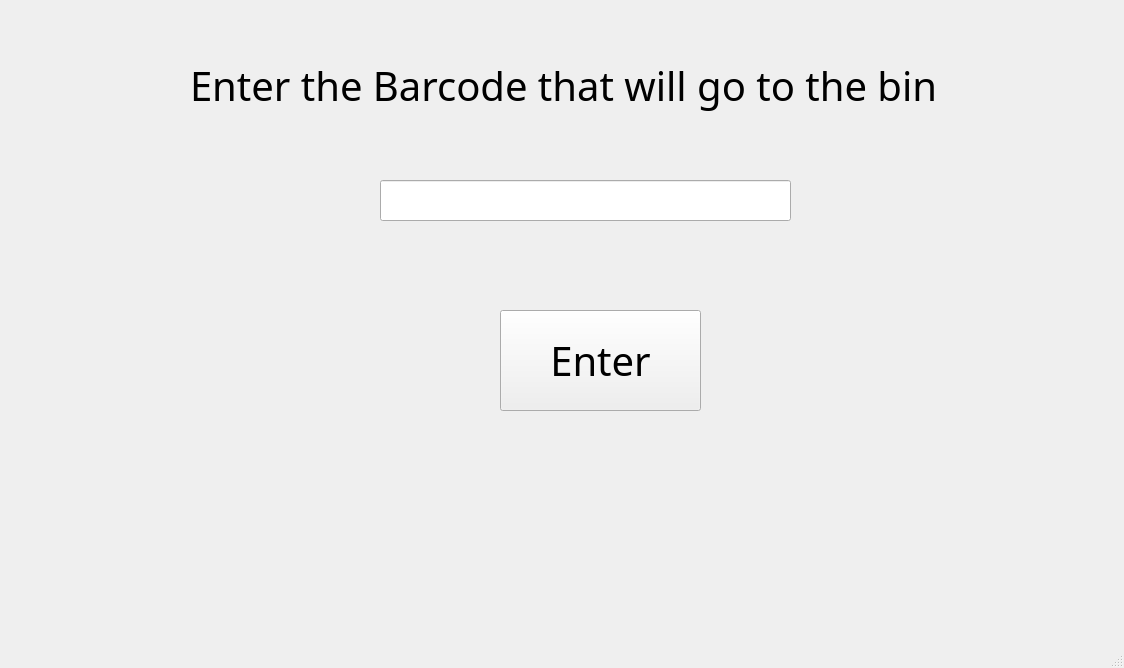
Before: the Qt Designer form Amazon_FC_3.ui in ICS4U-Gallo/amazon-fc-assignment-ghost-coders, drawn with Qt 5.
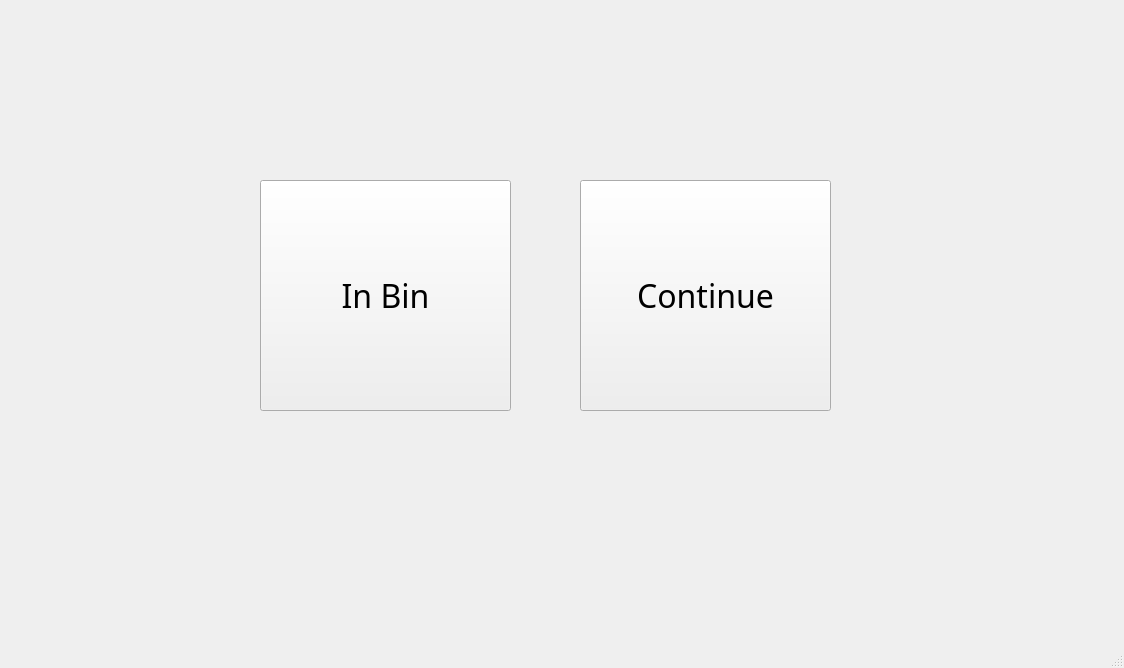
After: the same form once the commit is applied.

What changed in the file:
```diff
--- a/Amazon_FC_3.ui
+++ b/Amazon_FC_3.ui
@@ -14,52 +14,42 @@
    <string>MainWindow</string>
   </property>
   <widget class="QWidget" name="centralwidget">
-   <widget class="QLineEdit" name="lineEdit">
+   <widget class="QPushButton" name="in_bin">
     <property name="geometry">
      <rect>
-      <x>380</x>
+      <x>260</x>
       <y>180</y>
-      <width>411</width>
-      <height>41</height>
+      <width>251</width>
+      <height>231</height>
      </rect>
     </property>
-   </widget>
-   <widget class="QLabel" name="label">
-    <property name="geometry">
-     <rect>
-      <x>190</x>
-      <y>30</y>
-      <width>791</width>
-      <height>111</height>
-     </rect>
-    </property>
     <property name="font">
      <font>
       <family>Sitka</family>
-      <pointsize>30</pointsize>
+      <pointsize>24</pointsize>
      </font>
     </property>
     <property name="text">
-     <string>Enter the Barcode that will go to the bin</string>
+     <string>In Bin</string>
     </property>
    </widget>
    <widget class="QPushButton" name="Enter">
     <property name="geometry">
      <rect>
-      <x>500</x>
-      <y>310</y>
-      <width>201</width>
-      <height>101</height>
+      <x>580</x>
+      <y>180</y>
+      <width>251</width>
+      <height>231</height>
      </rect>
     </property>
     <property name="font">
      <font>
       <family>Sitka</family>
-      <pointsize>30</pointsize>
+      <pointsize>24</pointsize>
      </font>
     </property>
     <property name="text">
-     <string>Enter</string>
+     <string>Continue</string>
     </property>
    </widget>
   </widget>
```
Left out of the diff: 2 changed lines with no effect on the pictures.
